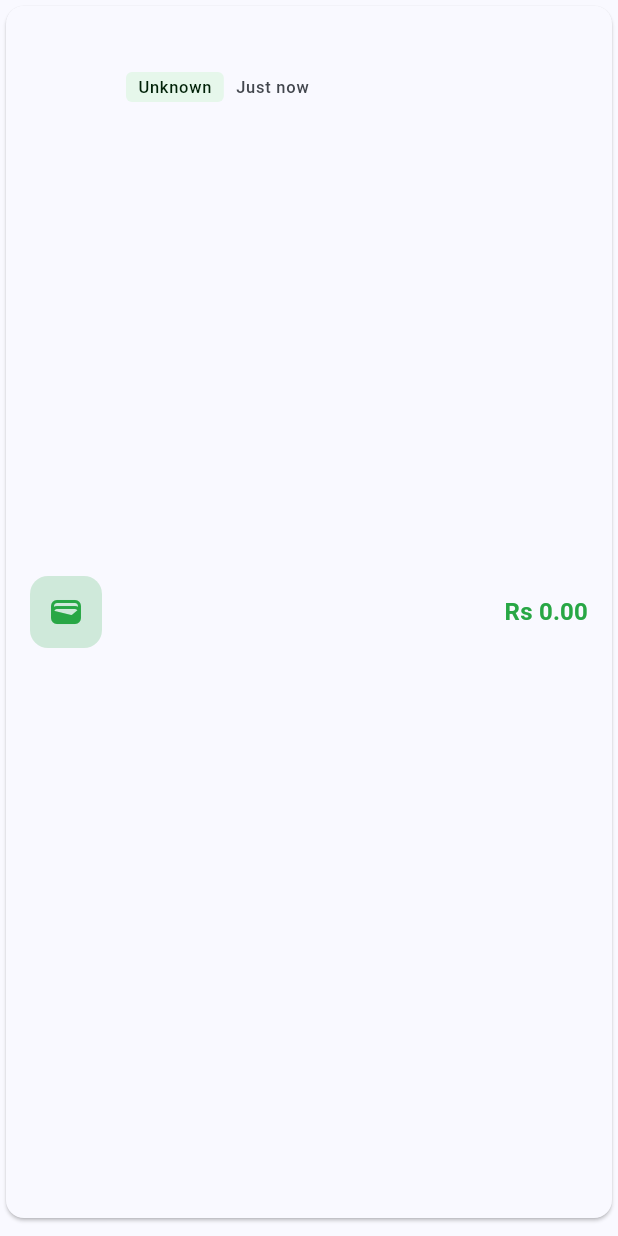
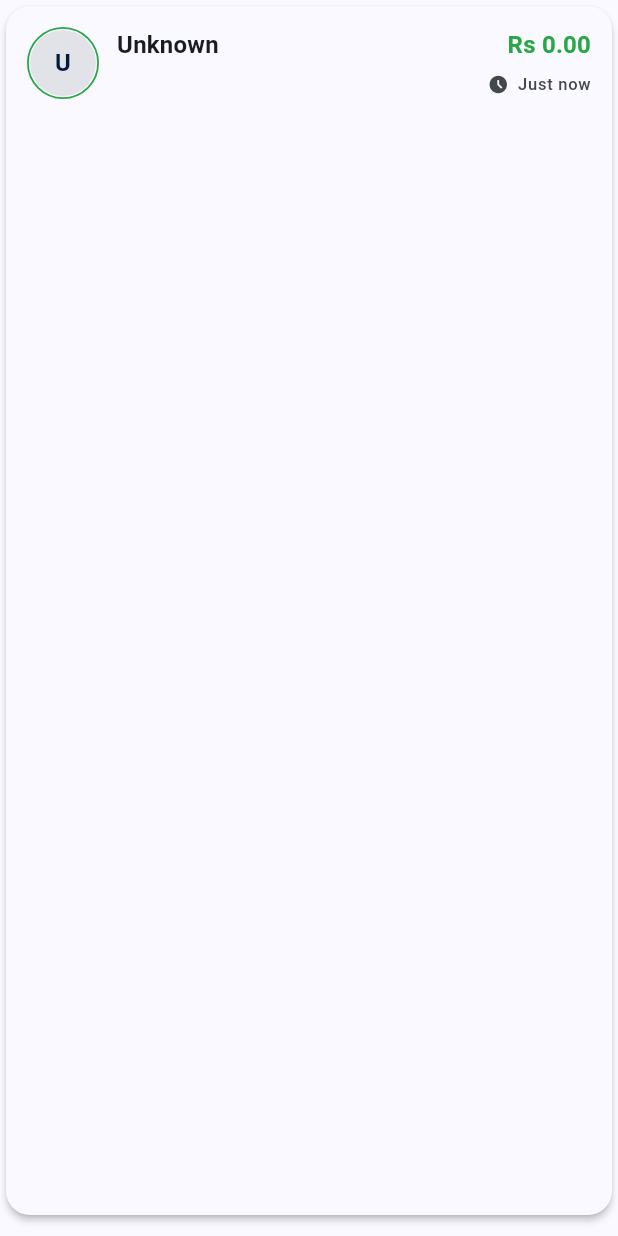
Before and after one commit to aakashsahh/Share-Expense, a Flutter app: the FundItem widget shown alone on an empty page, opened directly with empty values, on a phone screen of 412 x 824 dp. Run offline on Flutter 3.47's test engine with Material 3 defaults, Android fonts, the phone set to English and light mode, and no system bars; drawn by our look-alikes of flutter_slidable; our stand-ins replace equatable, fl_chart, flutter_bloc, flutter_contacts, get_it, image_picker and 3 more; accounts and stored records are empty.

Commit message:
redesign fund item card to highlight member name and amount in fund

```diff
--- a/lib/presentation/pages/dashboard/widgets/fund_item.dart
+++ b/lib/presentation/pages/dashboard/widgets/fund_item.dart
@@ -1,3 +1,5 @@
+import 'dart:io';
+
 import 'package:flutter/material.dart';
 import 'package:flutter_bloc/flutter_bloc.dart';
 import 'package:flutter_slidable/flutter_slidable.dart';
@@ -28,7 +30,7 @@ class FundItem extends StatelessWidget {
     final theme = Theme.of(context);
 
     return Padding(
-      padding: const EdgeInsets.only(bottom: 8),
+      padding: const EdgeInsets.only(bottom: 10),
       child: Slidable(
         endActionPane: ActionPane(
           motion: const ScrollMotion(),
@@ -52,112 +54,121 @@ class FundItem extends StatelessWidget {
           ],
         ),
         child: Card(
-          elevation: 1,
+          elevation: 2,
+
+          shape: RoundedRectangleBorder(
+            borderRadius: BorderRadius.circular(16),
+            //side: BorderSide(color: theme.colorScheme.outlineVariant),
+          ),
           child: InkWell(
             onTap: onTap,
             onLongPress: onDelete,
-            borderRadius: BorderRadius.circular(12),
+            borderRadius: BorderRadius.circular(16),
             child: Padding(
-              padding: const EdgeInsets.all(16),
+              padding: const EdgeInsets.all(14),
               child: Row(
+                crossAxisAlignment: CrossAxisAlignment.start,
                 children: [
-                  // Fund Icon
-                  Container(
-                    width: 48,
-                    height: 48,
-                    decoration: BoxDecoration(
-                      color: theme.colorScheme.tertiary.withValues(alpha: 0.2),
-                      borderRadius: BorderRadius.circular(12),
-                    ),
-                    child: Icon(
-                      Icons.wallet,
-                      color: theme.colorScheme.tertiary,
-                      size: 24,
-                    ),
-                  ),
+                  // Avatar with subtle border
+                  _MemberAvatar(memberId: fund.memberId),
 
-                  const SizedBox(width: 16),
+                  const SizedBox(width: 12),
 
-                  // Fund Details
                   Expanded(
                     child: Column(
                       crossAxisAlignment: CrossAxisAlignment.start,
                       children: [
-                        Text(
-                          fund.title,
+                        // Top row: Member Name (Expanded) + Amount (FittedBox to avoid overflow)
+                        Row(
+                          crossAxisAlignment: CrossAxisAlignment.center,
+                          children: [
+                            // Member name
+                            Expanded(
+                              child: _MemberName(
+                                memberId: fund.memberId,
                                 style: theme.textTheme.titleMedium?.copyWith(
-                            fontWeight: FontWeight.w600,
+                                  fontWeight: FontWeight.w700,
+                                  color: theme.colorScheme.onSurface,
                                 ),
                               ),
-                        if (fund.description.isNotEmpty) ...[
-                          const SizedBox(height: 2),
-                          Text(
-                            fund.description,
-                            style: theme.textTheme.bodySmall?.copyWith(
-                              color: theme.colorScheme.onSurfaceVariant,
+                            ),
+                            const SizedBox(width: 8),
+                            // Amount (kept compact, right aligned)
+                            FittedBox(
+                              fit: BoxFit.scaleDown,
+                              alignment: Alignment.centerRight,
+                              child: Text(
+                                CurrencyFormatter.format(fund.amount),
+                                style: theme.textTheme.titleMedium?.copyWith(
+                                  fontWeight: FontWeight.bold,
+                                  color: theme.colorScheme.tertiary,
+                                ),
+                              ),
+                            ),
+                          ],
+                        ),
+
+                        const SizedBox(height: 6),
+                        Row(
+                          crossAxisAlignment: CrossAxisAlignment.center,
+                          children: [
+                            // Member name
+                            Expanded(
+                              child: fund.title.isNotEmpty
+                                  ? Text(
+                                      fund.title,
+                                      style: theme.textTheme.bodyMedium
+                                          ?.copyWith(
+                                            fontWeight: FontWeight.w500,
+                                            color: theme
+                                                .colorScheme
+                                                .onSurfaceVariant,
                                           ),
                                       maxLines: 1,
                                       overflow: TextOverflow.ellipsis,
-                          ),
-                        ],
-                        const SizedBox(height: 4),
-                        Row(
-                          children: [
-                            BlocBuilder<MemberBloc, MemberState>(
-                              builder: (context, state) {
-                                if (state is MemberLoaded) {
-                                  final member = state.members.firstWhere(
-                                    (m) => m.id == fund.memberId,
-                                    orElse: () => Member(
-                                      id: '',
-                                      name: 'Unknown',
-                                      createdAt: DateTime.now(),
-                                    ),
-                                  );
-                                  return Container(
-                                    padding: const EdgeInsets.symmetric(
-                                      horizontal: 8,
-                                      vertical: 2,
-                                    ),
-                                    decoration: BoxDecoration(
-                                      color: theme.colorScheme.tertiaryContainer
-                                          .withValues(alpha: 0.5),
-                                      borderRadius: BorderRadius.circular(4),
-                                    ),
-                                    child: Text(
-                                      member.name,
-                                      style: theme.textTheme.labelSmall
-                                          ?.copyWith(
-                                            color: theme
-                                                .colorScheme
-                                                .onTertiaryContainer,
-                                            fontWeight: FontWeight.w500,
-                                          ),
-                                    ),
-                                  );
-                                }
-                                return Container();
-                              },
+                                    )
+                                  : SizedBox.shrink(),
                             ),
                             const SizedBox(width: 8),
+                            // Amount (kept compact, right aligned)
+                            FittedBox(
+                              fit: BoxFit.scaleDown,
+                              alignment: Alignment.centerRight,
+                              child: Row(
+                                children: [
+                                  Icon(
+                                    Icons.access_time_filled,
+                                    size: 14,
+                                    color: theme.colorScheme.onSurfaceVariant,
+                                  ),
+                                  const SizedBox(width: 6),
                                   Text(
                                     AppDateUtils.getRelativeTime(fund.date),
                                     style: theme.textTheme.labelSmall?.copyWith(
                                       color: theme.colorScheme.onSurfaceVariant,
                                     ),
-                            ),
-                          ],
+                                    overflow: TextOverflow.ellipsis,
                                   ),
                                 ],
                               ),
                             ),
+                          ],
+                        ),
 
-                  // Amount
+                        // Description
+                        if (fund.description.isNotEmpty) ...[
+                          const SizedBox(height: 4),
                           Text(
-                    CurrencyFormatter.format(fund.amount),
-                    style: theme.textTheme.titleMedium?.copyWith(
-                      fontWeight: FontWeight.bold,
-                      color: theme.colorScheme.tertiary,
+                            fund.description,
+                            style: theme.textTheme.bodySmall?.copyWith(
+                              color: theme.colorScheme.onSurfaceVariant,
+                              fontSize: 11,
+                            ),
+                            maxLines: 2,
+                            overflow: TextOverflow.ellipsis,
+                          ),
+                        ],
+                      ],
                     ),
                   ),
                 ],
@@ -169,3 +180,103 @@ class FundItem extends StatelessWidget {
     );
   }
 }
+
+class _MemberAvatar extends StatelessWidget {
+  final String memberId;
+
+  const _MemberAvatar({required this.memberId});
+
+  @override
+  Widget build(BuildContext context) {
+    final theme = Theme.of(context);
+
+    return BlocBuilder<MemberBloc, MemberState>(
+      buildWhen: (prev, curr) => curr is MemberLoaded || curr is MemberLoading,
+      builder: (context, state) {
+        Member? member;
+        if (state is MemberLoaded) {
+          member = state.members.firstWhere(
+            (m) => m.id == memberId,
+            orElse: () =>
+                Member(id: '', name: 'Unknown', createdAt: DateTime.now()),
+          );
+        }
+
+        ImageProvider? provider;
+        final imagePath = member?.imagePath;
+        if (imagePath != null && imagePath.isNotEmpty) {
+          // decide between file path vs asset path
+          if (imagePath.startsWith('/') || imagePath.startsWith('file://')) {
+            provider = FileImage(File(imagePath.replaceFirst('file://', '')));
+          } else {
+            provider = AssetImage(imagePath);
+          }
+        }
+
+        final initials = (member?.name.isNotEmpty ?? false)
+            ? member!.name.trim().substring(0, 1).toUpperCase()
+            : ' ';
+
+        return Container(
+          width: 48,
+          height: 48,
+          decoration: BoxDecoration(
+            shape: BoxShape.circle,
+            border: Border.all(color: theme.colorScheme.tertiary, width: 1.2),
+          ),
+          alignment: Alignment.center,
+          child: CircleAvatar(
+            radius: 22,
+            backgroundColor: theme.colorScheme.surfaceContainerHighest,
+            backgroundImage: provider,
+            child: provider == null
+                ? Text(
+                    initials,
+                    style: theme.textTheme.titleMedium?.copyWith(
+                      fontWeight: FontWeight.bold,
+                      color: theme.colorScheme.onPrimaryContainer,
+                    ),
+                  )
+                : null,
+          ),
+        );
+      },
+    );
+  }
+}
+
+/// Member name text fetched from MemberBloc. Keeps your existing data flow.
+class _MemberName extends StatelessWidget {
+  final String memberId;
+  final TextStyle? style;
+
+  const _MemberName({required this.memberId, this.style});
+
+  @override
+  Widget build(BuildContext context) {
+    return BlocBuilder<MemberBloc, MemberState>(
+      buildWhen: (prev, curr) => curr is MemberLoaded || curr is MemberLoading,
+      builder: (context, state) {
+        if (state is MemberLoaded) {
+          final member = state.members.firstWhere(
+            (m) => m.id == memberId,
+            orElse: () =>
+                Member(id: '', name: 'Unknown', createdAt: DateTime.now()),
+          );
+          return Text(
+            member.name,
+            style: style,
+            maxLines: 1,
+            overflow: TextOverflow.ellipsis,
+          );
+        }
+        return Text(
+          'Member',
+          style: style,
+          maxLines: 1,
+          overflow: TextOverflow.ellipsis,
+        );
+      },
+    );
+  }
+}
```
Lines whose indentation alone changed are shown as unchanged.
